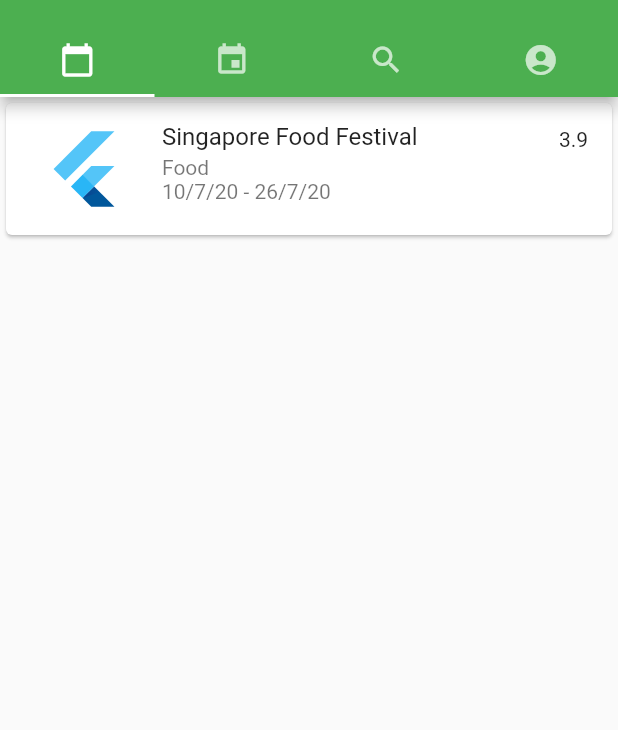
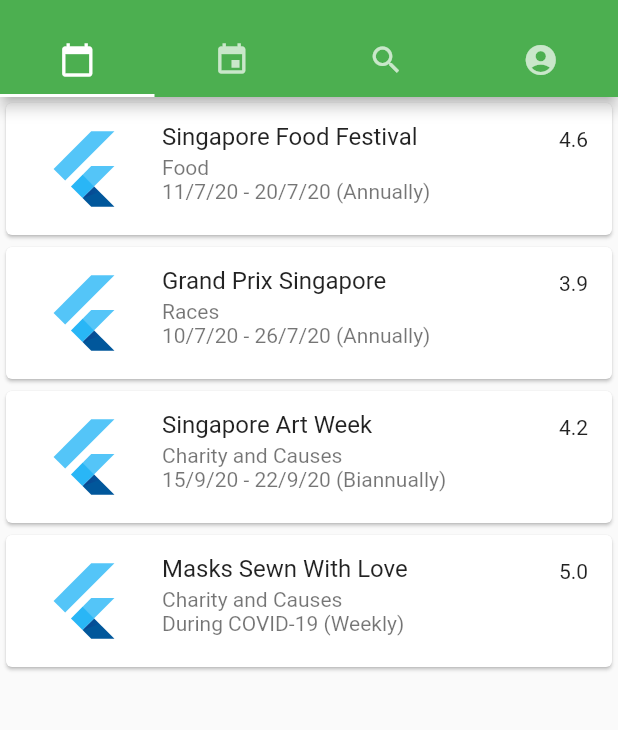
Before and after one commit to Pascal-Inc/Reserva-Flutter, a Flutter app: the screen it shows after launch, on a phone screen of 412 x 824 dp, the part 59-789 px from its top. Run offline on Flutter 3.47's test engine with Material 2 defaults, Android fonts, the phone set to English and light mode, and no system bars.

Commit message:
Update Tabs.dart

```diff
--- a/lib/Tabs.dart
+++ b/lib/Tabs.dart
@@ -87,7 +87,29 @@ class TabBarClass extends StatelessWidget {
                         child: ListTile(
                           leading: FlutterLogo(size: 72.0),
                           title: Text('Singapore Food Festival'),
-                          subtitle: Text('Food\n10/7/20 - 26/7/20'),
+                          subtitle: Text('Food\n11/7/20 - 20/7/20 (Annually)'),
+                          trailing: Text('4.6'),
+                          /*
+                          Row(
+                            crossAxisAlignment: CrossAxisAlignment.center,
+                            children: <Widget>[
+                              Icon(
+                                Icons.star,
+                                color: Colors.yellow[600],
+                              ),
+                              Text('3.9')
+                            ],
+                          ),
+                          */
+                          isThreeLine: true,
+                          onTap: () {},
+                        ),
+                      ),
+                      Card(
+                        child: ListTile(
+                          leading: FlutterLogo(size: 72.0),
+                          title: Text('Grand Prix Singapore'),
+                          subtitle: Text('Races\n10/7/20 - 26/7/20 (Annually)'),
                           // trailing: Icon(Icons.more_vert),
                           trailing: Text('3.9'),
                           /*
@@ -103,6 +125,55 @@ class TabBarClass extends StatelessWidget {
                           ),
                           */
                           isThreeLine: true,
+                          onTap: () {},
+                        ),
+                      ),
+                      Card(
+                        child: ListTile(
+                          leading: FlutterLogo(size: 72.0),
+                          title: Text('Singapore Art Week'),
+                          subtitle: Text(
+                              'Charity and Causes\n15/9/20 - 22/9/20 (Biannually)'),
+                          // trailing: Icon(Icons.more_vert),
+                          trailing: Text('4.2'),
+                          /*
+                          Row(
+                            crossAxisAlignment: CrossAxisAlignment.center,
+                            children: <Widget>[
+                              Icon(
+                                Icons.star,
+                                color: Colors.yellow[600],
+                              ),
+                              Text('3.9')
+                            ],
+                          ),
+                          */
+                          isThreeLine: true,
+                          onTap: () {},
+                        ),
+                      ),
+                      Card(
+                        child: ListTile(
+                          leading: FlutterLogo(size: 72.0),
+                          title: Text('Masks Sewn With Love'),
+                          subtitle: Text(
+                              'Charity and Causes\nDuring COVID-19 (Weekly)'),
+                          // trailing: Icon(Icons.more_vert),
+                          trailing: Text('5.0'),
+                          /*
+                          Row(
+                            crossAxisAlignment: CrossAxisAlignment.center,
+                            children: <Widget>[
+                              Icon(
+                                Icons.star,
+                                color: Colors.yellow[600],
+                              ),
+                              Text('3.9')
+                            ],
+                          ),
+                          */
+                          isThreeLine: true,
+                          onTap: () {},
                         ),
                       ),
                       /*
@@ -166,3 +237,11 @@ class TabBarClass extends StatelessWidget {
             )));
   }
 }
+
+/*
+Swift Code for reference:
+Event(eventImage: "placeholder_image", eventName: "Singapore Food Festival", rating: 4.6, userLiked: true, eventDescription: "Fuelled by our national obsession, the Singapore Food Festival boasts tasty dishes, cooking tips and unique dining experiences", eventStartDate: "10/7/20", eventEndDate: "26/7/20", eventCategory: "Food", eventFrequency: "Annually"),
+Event(eventImage: "placeholder_image", eventName: "Grand Prix Singapore", rating: 3.9, userLiked: false, eventDescription: "A motor race which forms part of the FIA Formula One World Championship", eventStartDate: "11/7/20", eventEndDate: "20/7/20", eventCategory: "Races", eventCost: "$38", eventCostTimeLengthInDays: 1, eventFrequency: "Annually"),
+Event(eventImage: "placeholder_image", eventName: "Singapore Art Week", rating: 4.2, userLiked: false, eventDescription: "15/9/20", eventStartDate: "22/9/20", eventEndDate: "22/9/20", eventCategory: "Art", eventFrequency: "Biannually"),
+Event(eventImage: "placeholder_image", eventName: "Masks Sewn With Love", rating: 5.0, userLiked: true, eventDescription: "A community project to sew reusable cloth masks", eventCategory: "Charity and Causes", eventFrequency: "Weekly")
+*/
```
